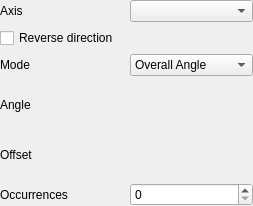
First picture: the form in src/Mod/PartDesign/Gui/TaskPolarPatternParameters.ui, repository southseact-3d/fcd, before the edit.
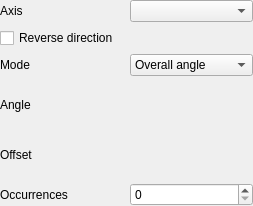
Second picture: the form after the edit. Custom widgets are drawn as their Qt base class.

Diff of the .ui file:
```diff
--- a/src/Mod/PartDesign/Gui/TaskPolarPatternParameters.ui
+++ b/src/Mod/PartDesign/Gui/TaskPolarPatternParameters.ui
@@ -60,7 +60,7 @@
       <widget class="QComboBox" name="comboMode">
        <item>
         <property name="text">
-         <string>Overall Angle</string>
+         <string>Overall angle</string>
         </property>
        </item>
        <item>
```
Left out of the diff: 2 changed lines with no effect on the pictures.
